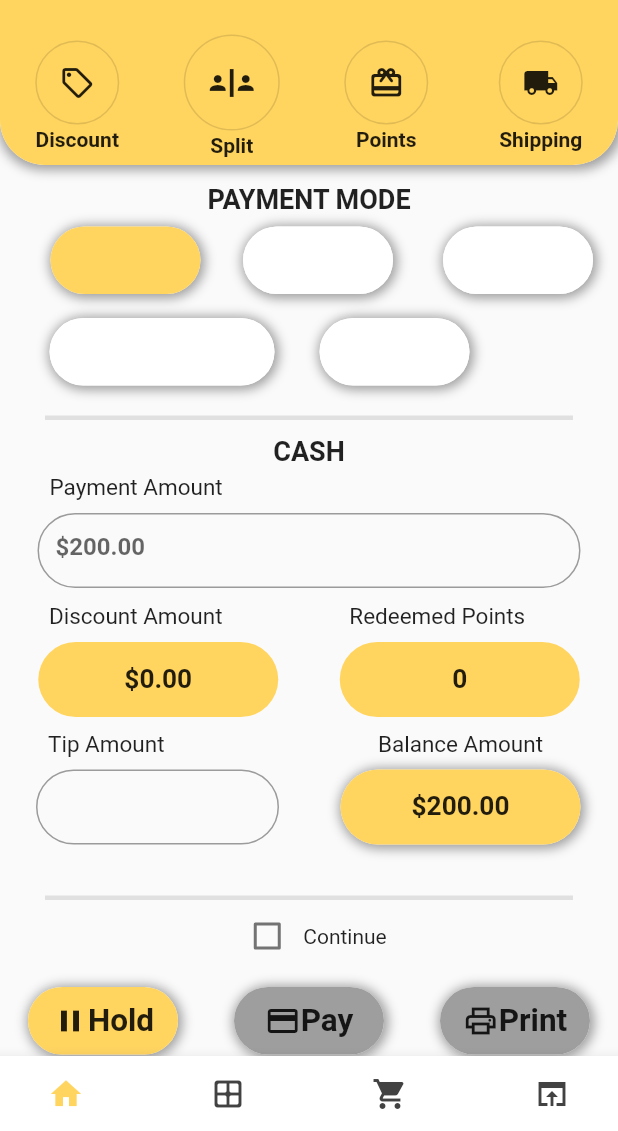
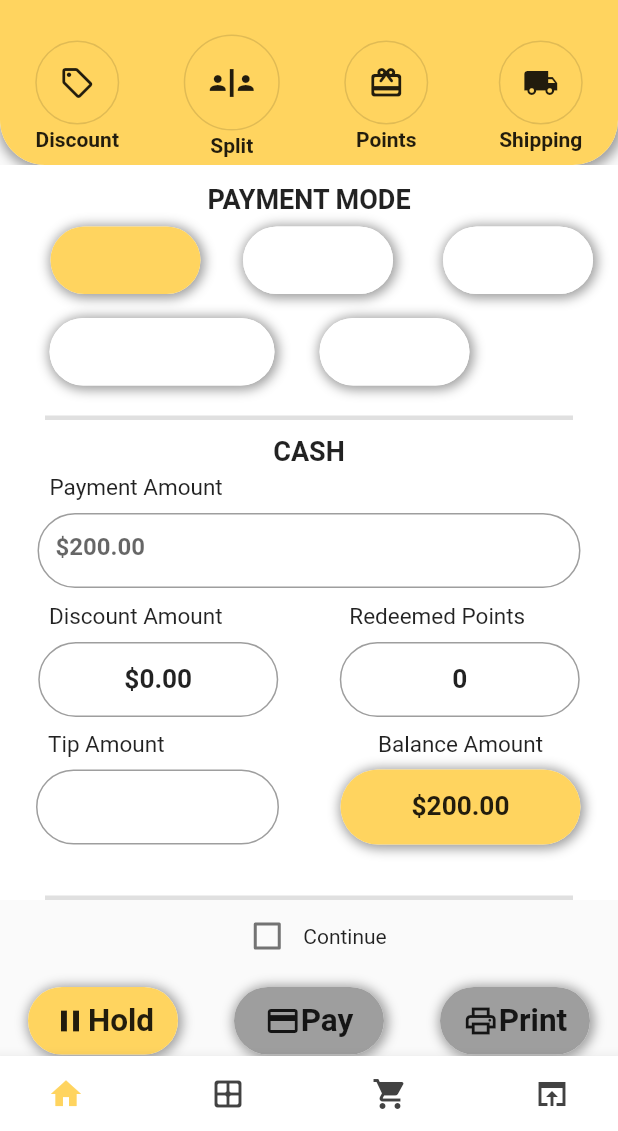
Before and after one commit to up4154/paymentscreen, a Flutter app: the screen it shows after launch, after a tap on an icon or button, on a phone screen of 412 x 824 dp, the part 105-1236 px from its top. Run offline on Flutter 3.47's test engine with Material 2 defaults, Android fonts, the phone set to English and light mode, and no system bars; network calls fail.

Commit message:
payment mode updated

```diff
--- a/lib/screens/payment_screen.dart
+++ b/lib/screens/payment_screen.dart
@@ -82,6 +82,7 @@ class _PaymentScreenState extends State<PaymentScreen> {
     if(isClicked1 ==false){
       return Container(
         height: 320 ,
+        color:Colors.white,
         width: width,
         child: Padding(
           padding: const EdgeInsets.only(top: 10),
@@ -167,8 +168,11 @@ class _PaymentScreenState extends State<PaymentScreen> {
                                 Container(
                                   child: Container(
                                       decoration: BoxDecoration(
+                                        border: Border.all(
+                                          color: Colors.grey,
+                                        ),
                                         borderRadius: BorderRadius.circular(35),
-                                        color :Color(0xFFFFD45F),
+                                        color :Colors.white,
                                       ),
                                       width: 160,
                                       height: 50,
@@ -197,8 +201,11 @@ class _PaymentScreenState extends State<PaymentScreen> {
                                 Container(
                                   child: Container(
                                       decoration: BoxDecoration(
+                                        border: Border.all(
+                                          color: Colors.grey,
+                                        ),
                                         borderRadius: BorderRadius.circular(35),
-                                        color :Color(0xFFFFD45F),
+                                        color :Colors.white,
                                       ),
                                       width: 160,
                                       height: 50,
@@ -207,13 +214,13 @@ class _PaymentScreenState extends State<PaymentScreen> {
                                             widget.Redeem.toString(),
                                             textScaleFactor: 1.25,
                                             style: TextStyle(fontWeight: FontWeight.bold),
-                                          ))),
-
+                                          )
+                                      )
+                                  ),
                                 ),
                               ]
                           ),
                         ),
-
                       ],
                     ),
                   ),
@@ -331,6 +338,7 @@ class _PaymentScreenState extends State<PaymentScreen> {
     else if(isClicked2==false){
       return  Container(
         height: 320 ,
+          color:Colors.white,
         width: width,
         child: Padding(
           padding: const EdgeInsets.only(top: 10),
@@ -467,8 +475,11 @@ class _PaymentScreenState extends State<PaymentScreen> {
                                   Container(
                                     child: Container(
                                         decoration: BoxDecoration(
+                                          border: Border.all(
+                                            color: Colors.grey,
+                                          ),
                                           borderRadius: BorderRadius.circular(35),
-                                          color :Color(0xFFFFD45F),
+                                          color :Colors.white,
                                         ),
                                         width: 160,
                                         height: 50,
@@ -497,8 +508,11 @@ class _PaymentScreenState extends State<PaymentScreen> {
                                   Container(
                                     child: Container(
                                         decoration: BoxDecoration(
+                                          border: Border.all(
+                                            color: Colors.grey,
+                                          ),
                                           borderRadius: BorderRadius.circular(35),
-                                          color :Color(0xFFFFD45F),
+                                          color :Colors.white,
                                         ),
                                         width: 160,
                                         height: 50,
@@ -917,6 +931,7 @@ class _PaymentScreenState extends State<PaymentScreen> {
             Container(
               height: 170 ,
               width: width,
+              color:Colors.white,
               child: Padding(
                 padding: const EdgeInsets.only(top: 12),
                 child: Column(
@@ -1174,6 +1189,7 @@ class _PaymentScreenState extends State<PaymentScreen> {
             ),
             Container(
               padding: EdgeInsets.only(left: 30,right: 30),
+              color:Colors.white,
               child: Divider(
                 height: 0,
                 thickness: 3,
@@ -1182,6 +1198,7 @@ class _PaymentScreenState extends State<PaymentScreen> {
             ),
             selectPaymentMode(),
             Container(
+              color:Colors.white,
               padding: EdgeInsets.only(left: 30,right: 30),
               child: Divider(
                 height: 0,
@@ -1434,7 +1451,6 @@ class _PaymentScreenState extends State<PaymentScreen> {
                                       textScaleFactor: 1.5,
                                       style: TextStyle(fontWeight: FontWeight.bold),
                                     ),
-
                                   ],
                                 ) )),
 
```
